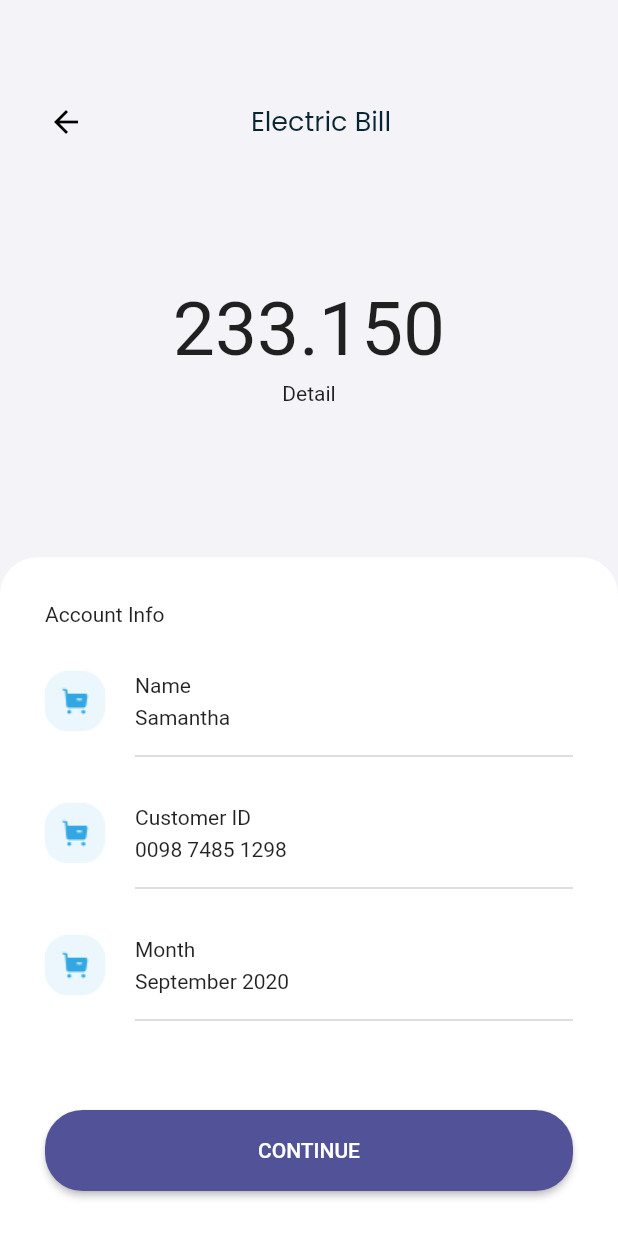
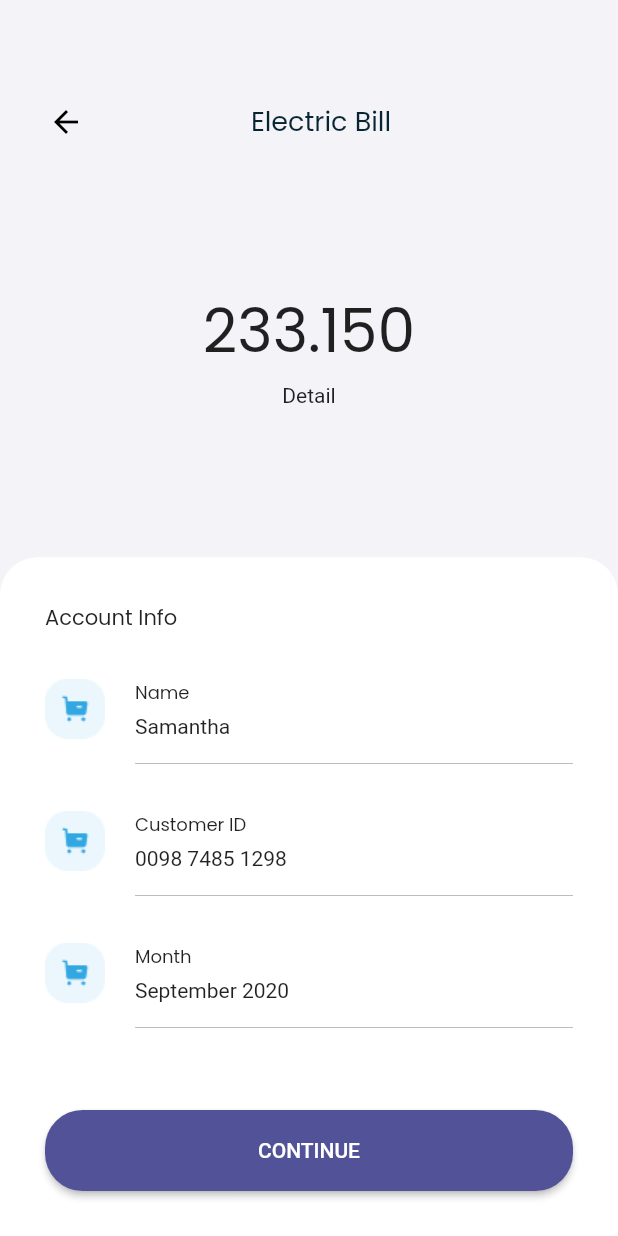
Before and after one commit to bagashyt/digital-wallet-ui, a Flutter app: the screen it shows after launch, on a phone screen of 412 x 824 dp. Run offline on Flutter 3.47's test engine with Material 2 defaults, Android fonts, the phone set to English and light mode, and no system bars; our stand-ins replace google_fonts, slider_button.

Commit message:
update font

```diff
--- a/lib/constant/constant.dart
+++ b/lib/constant/constant.dart
@@ -2,6 +2,7 @@ import 'package:flutter/material.dart';
 import 'package:google_fonts/google_fonts.dart';
 
 const Color kBodyColor = Color(0XFFF3F3F8);
+final fontPoppin = GoogleFonts.poppins();
 
 final TextStyle kBodyTextStyle = GoogleFonts.poppins(
     fontSize: 14, color: const Color(0x80082431), fontWeight: FontWeight.w400);
--- a/lib/screen/electric_bill_screen.dart
+++ b/lib/screen/electric_bill_screen.dart
@@ -12,7 +12,8 @@ class ElectricBillScreen extends StatelessWidget {
       appBar: const CustomAppBar(
           title: 'Electric Bill', icon: Icons.arrow_back, color: kBodyColor),
       backgroundColor: kBodyColor,
-      body: Column(
+      body: SafeArea(
+        child: Column(
           children: [
             Expanded(
               child: SizedBox(
@@ -25,7 +26,8 @@ class ElectricBillScreen extends StatelessWidget {
                   children: [
                     Text(
                       '233.150',
-                    style: TextStyle(fontSize: 50),
+                      style: fontPoppin.copyWith(
+                          fontSize: 40, fontWeight: FontWeight.w400),
                     ),
                     SizedBox(
                       height: 5,
@@ -63,7 +65,10 @@ class ElectricBillScreen extends StatelessWidget {
                   child: Column(
                     crossAxisAlignment: CrossAxisAlignment.start,
                     children: [
-                    Text('Account Info'),
+                      Text(
+                        'Account Info',
+                        style: fontPoppin,
+                      ),
                       SizedBox(
                         height: 30,
                       ),
@@ -110,6 +115,7 @@ class ElectricBillScreen extends StatelessWidget {
             ),
           ],
         ),
+      ),
     );
   }
 }
--- a/lib/widget/item_electric_bill.dart
+++ b/lib/widget/item_electric_bill.dart
@@ -21,7 +21,7 @@ class ItemElectricBill extends StatelessWidget {
             Column(
               crossAxisAlignment: CrossAxisAlignment.start,
               children: [
-                Text(title),
+                Text(title, style: fontPoppin.copyWith(fontSize: 12)),
                 SizedBox(
                   height: 5.0,
                 ),
```
Lines whose indentation alone changed are shown as unchanged.
